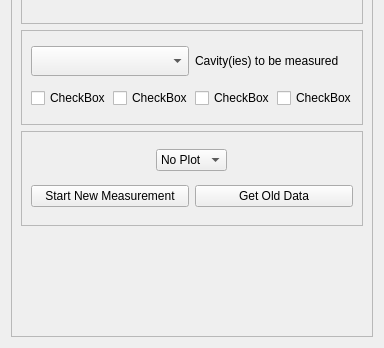
Qt form FFT_test.ui (slaclab/Microphonics_tab) before a commit; both pictures show x 0 to 384 and y 293 to 641 of the 384 by 641 pixel window.
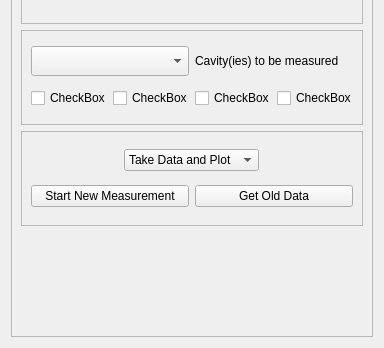
The same form after that commit.

Commit message: Fix timestamp bug in file name - thanks Sebastian

Patch:
```diff
--- a/FFT_test.ui
+++ b/FFT_test.ui
@@ -183,7 +183,7 @@
          <item alignment="Qt::AlignHCenter">
           <widget class="QComboBox" name="PlotComboBox">
            <property name="currentText">
-            <string>No Plot</string>
+            <string>Take Data and Plot</string>
            </property>
            <property name="currentIndex">
             <number>0</number>
@@ -193,7 +193,7 @@
            </property>
            <item>
             <property name="text">
-             <string>No Plot</string>
+             <string>Take Data and Plot</string>
             </property>
            </item>
            <item>
```
Left out of the diff: 2 changed lines with no effect on the pictures. The commit also changes 1 other file.
